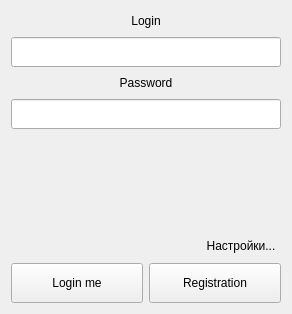
group93492/distributor, file client/authdialog.ui: the form before one commit.
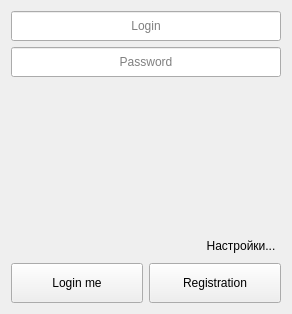
The form after the commit.

Commit message: Labels replaced on placeholder text

The edit to the form file:
```diff
--- a/client/authdialog.ui
+++ b/client/authdialog.ui
@@ -15,17 +15,7 @@
   </property>
   <layout class="QHBoxLayout" name="horizontalLayout">
    <item>
-    <layout class="QVBoxLayout" name="verticalLayout" stretch="1,1,1,1,5,0,1">
-     <item>
-      <widget class="QLabel" name="label">
-       <property name="text">
-        <string>Login</string>
-       </property>
-       <property name="alignment">
-        <set>Qt::AlignCenter</set>
-       </property>
-      </widget>
-     </item>
+    <layout class="QVBoxLayout" name="verticalLayout" stretch="1,1,5,0,0,1">
      <item>
       <widget class="QLineEdit" name="loginEdit">
        <property name="minimumSize">
@@ -34,16 +24,12 @@
          <height>30</height>
         </size>
        </property>
-      </widget>
-     </item>
-     <item>
-      <widget class="QLabel" name="label_2">
-       <property name="text">
-        <string>Password</string>
-       </property>
        <property name="alignment">
         <set>Qt::AlignCenter</set>
        </property>
+       <property name="placeholderText">
+        <string>Login</string>
+       </property>
       </widget>
      </item>
      <item>
@@ -60,6 +46,12 @@
        <property name="echoMode">
         <enum>QLineEdit::Password</enum>
        </property>
+       <property name="alignment">
+        <set>Qt::AlignCenter</set>
+       </property>
+       <property name="placeholderText">
+        <string>Password</string>
+       </property>
       </widget>
      </item>
      <item>
```
Left out of the diff: 3 changed lines with no effect on the pictures.
